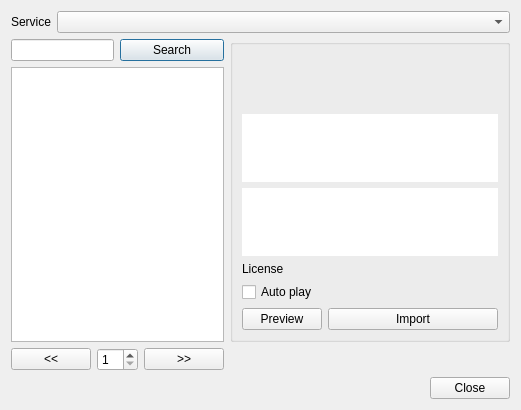
KDE/kdenlive, file src/widgets/freesound_ui.ui: the form before one commit.
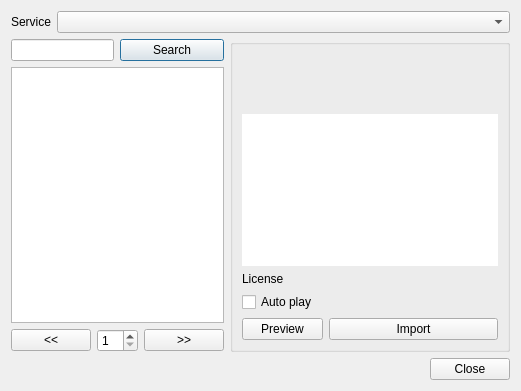
The form after the commit. Custom widgets are drawn as their Qt base class.

Patch:
```diff
--- a/src/widgets/freesound_ui.ui
+++ b/src/widgets/freesound_ui.ui
@@ -52,150 +52,6 @@
      </property>
     </widget>
    </item>
-   <item row="1" column="4" rowspan="2">
-    <widget class="QGroupBox" name="sound_box">
-     <property name="sizePolicy">
-      <sizepolicy hsizetype="MinimumExpanding" vsizetype="Preferred">
-       <horstretch>0</horstretch>
-       <verstretch>0</verstretch>
-      </sizepolicy>
-     </property>
-     <property name="title">
-      <string/>
-     </property>
-     <layout class="QGridLayout" name="gridLayout">
-      <item row="1" column="0" colspan="4">
-       <widget class="QLabel" name="sound_image">
-        <property name="text">
-         <string/>
-        </property>
-        <property name="alignment">
-         <set>Qt::AlignCenter</set>
-        </property>
-       </widget>
-      </item>
-      <item row="7" column="2">
-       <spacer name="verticalSpacer">
-        <property name="orientation">
-         <enum>Qt::Vertical</enum>
-        </property>
-        <property name="sizeHint" stdset="0">
-         <size>
-          <width>20</width>
-          <height>40</height>
-         </size>
-        </property>
-       </spacer>
-      </item>
-      <item row="13" column="1" colspan="3">
-       <widget class="QPushButton" name="button_import">
-        <property name="text">
-         <string>Import</string>
-        </property>
-       </widget>
-      </item>
-      <item row="4" column="0" colspan="4">
-       <widget class="KUrlLabel" name="sound_author">
-        <property name="minimumSize">
-         <size>
-          <width>26</width>
-          <height>0</height>
-         </size>
-        </property>
-        <property name="text">
-         <string/>
-        </property>
-        <property name="alignment">
-         <set>Qt::AlignRight|Qt::AlignTrailing|Qt::AlignVCenter</set>
-        </property>
-       </widget>
-      </item>
-      <item row="0" column="0" colspan="4">
-       <widget class="KUrlLabel" name="sound_name">
-        <property name="text">
-         <string/>
-        </property>
-        <property name="alignment">
-         <set>Qt::AlignCenter</set>
-        </property>
-       </widget>
-      </item>
-      <item row="13" column="0">
-       <widget class="QPushButton" name="button_preview">
-        <property name="text">
-         <string>Preview</string>
-        </property>
-       </widget>
-      </item>
-      <item row="8" column="0" colspan="4">
-       <widget class="QTreeWidget" name="info_widget">
-        <property name="frameShape">
-         <enum>QFrame::NoFrame</enum>
-        </property>
-        <property name="alternatingRowColors">
-         <bool>true</bool>
-        </property>
-        <property name="selectionMode">
-         <enum>QAbstractItemView::NoSelection</enum>
-        </property>
-        <property name="rootIsDecorated">
-         <bool>false</bool>
-        </property>
-        <property name="allColumnsShowFocus">
-         <bool>true</bool>
-        </property>
-        <property name="headerHidden">
-         <bool>true</bool>
-        </property>
-        <property name="columnCount">
-         <number>2</number>
-        </property>
-        <column>
-         <property name="text">
-          <string notr="true">1</string>
-         </property>
-        </column>
-        <column>
-         <property name="text">
-          <string notr="true">2</string>
-         </property>
-        </column>
-       </widget>
-      </item>
-      <item row="12" column="0">
-       <widget class="QCheckBox" name="sound_autoplay">
-        <property name="text">
-         <string>Auto play</string>
-        </property>
-       </widget>
-      </item>
-      <item row="9" column="0" colspan="4">
-       <widget class="KTextBrowser" name="item_description">
-        <property name="frameShape">
-         <enum>QFrame::NoFrame</enum>
-        </property>
-        <property name="openExternalLinks">
-         <bool>true</bool>
-        </property>
-       </widget>
-      </item>
-      <item row="11" column="0">
-       <widget class="QLabel" name="label">
-        <property name="text">
-         <string>License</string>
-        </property>
-       </widget>
-      </item>
-      <item row="11" column="1" colspan="3">
-       <widget class="KUrlLabel" name="item_license">
-        <property name="text">
-         <string/>
-        </property>
-       </widget>
-      </item>
-     </layout>
-    </widget>
-   </item>
    <item row="2" column="0" colspan="4">
     <widget class="QListWidget" name="search_results">
      <property name="alternatingRowColors">
@@ -263,14 +119,114 @@
      </item>
     </layout>
    </item>
+   <item row="1" column="4" rowspan="3">
+    <widget class="QGroupBox" name="sound_box">
+     <property name="sizePolicy">
+      <sizepolicy hsizetype="MinimumExpanding" vsizetype="Preferred">
+       <horstretch>0</horstretch>
+       <verstretch>0</verstretch>
+      </sizepolicy>
+     </property>
+     <property name="title">
+      <string/>
+     </property>
+     <layout class="QGridLayout" name="gridLayout">
+      <item row="1" column="0" colspan="3">
+       <widget class="QLabel" name="item_image">
+        <property name="text">
+         <string/>
+        </property>
+        <property name="alignment">
+         <set>Qt::AlignCenter</set>
+        </property>
+       </widget>
+      </item>
+      <item row="10" column="1" colspan="2">
+       <widget class="QPushButton" name="button_import">
+        <property name="text">
+         <string>Import</string>
+        </property>
+       </widget>
+      </item>
+      <item row="4" column="0" colspan="3">
+       <widget class="KUrlLabel" name="sound_author">
+        <property name="minimumSize">
+         <size>
+          <width>26</width>
+          <height>0</height>
+         </size>
+        </property>
+        <property name="text">
+         <string/>
+        </property>
+        <property name="alignment">
+         <set>Qt::AlignRight|Qt::AlignTrailing|Qt::AlignVCenter</set>
+        </property>
+       </widget>
+      </item>
+      <item row="0" column="0" colspan="3">
+       <widget class="KUrlLabel" name="sound_name">
+        <property name="text">
+         <string/>
+        </property>
+        <property name="alignment">
+         <set>Qt::AlignCenter</set>
+        </property>
+       </widget>
+      </item>
+      <item row="10" column="0">
+       <widget class="QPushButton" name="button_preview">
+        <property name="text">
+         <string>Preview</string>
+        </property>
+       </widget>
+      </item>
+      <item row="9" column="0">
+       <widget class="QCheckBox" name="sound_autoplay">
+        <property name="text">
+         <string>Auto play</string>
+        </property>
+       </widget>
+      </item>
+      <item row="8" column="0">
+       <widget class="QLabel" name="label">
+        <property name="text">
+         <string>License</string>
+        </property>
+       </widget>
+      </item>
+      <item row="8" column="1" colspan="2">
+       <widget class="KUrlLabel" name="item_license">
+        <property name="text">
+         <string/>
+        </property>
+       </widget>
+      </item>
+      <item row="5" column="0" colspan="3">
+       <widget class="QTextBrowser" name="info_browser">
+        <property name="sizePolicy">
+         <sizepolicy hsizetype="MinimumExpanding" vsizetype="Preferred">
+          <horstretch>0</horstretch>
+          <verstretch>0</verstretch>
+         </sizepolicy>
+        </property>
+        <property name="frameShape">
+         <enum>QFrame::NoFrame</enum>
+        </property>
+        <property name="openExternalLinks">
+         <bool>false</bool>
+        </property>
+        <property name="openLinks">
+         <bool>false</bool>
+        </property>
+       </widget>
+      </item>
+     </layout>
+    </widget>
+   </item>
   </layout>
  </widget>
  <customwidgets>
-  <customwidget>
-   <class>KTextBrowser</class>
-   <extends>QTextBrowser</extends>
-   <header>ktextbrowser.h</header>
-  </customwidget>
   <customwidget>
    <class>KLineEdit</class>
    <extends>QLineEdit</extends>
```
